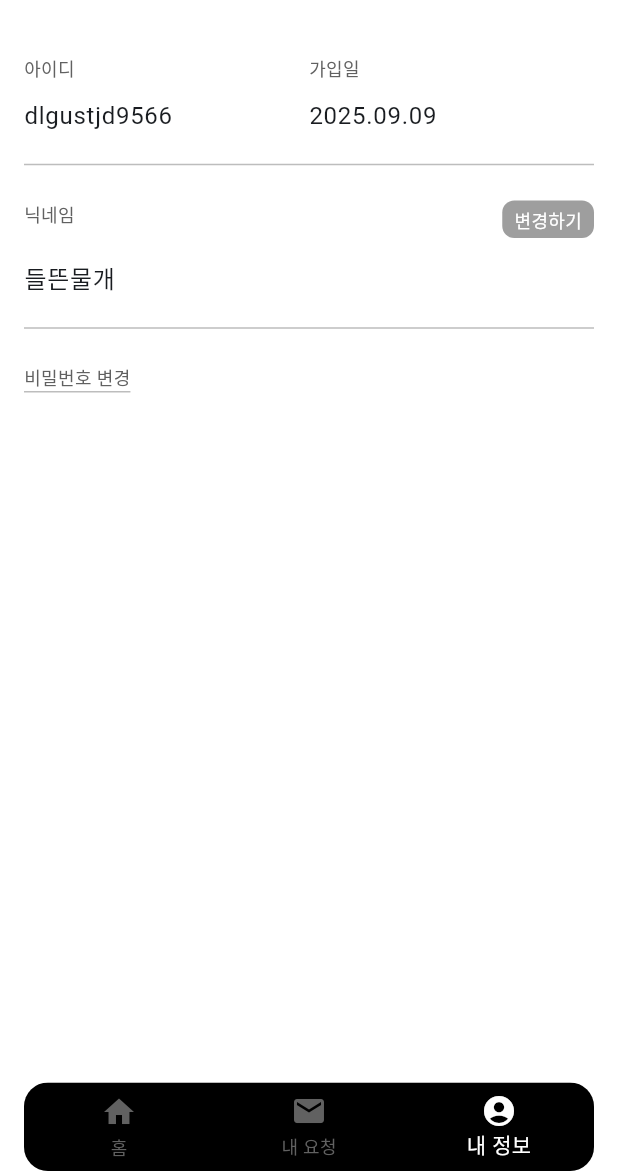
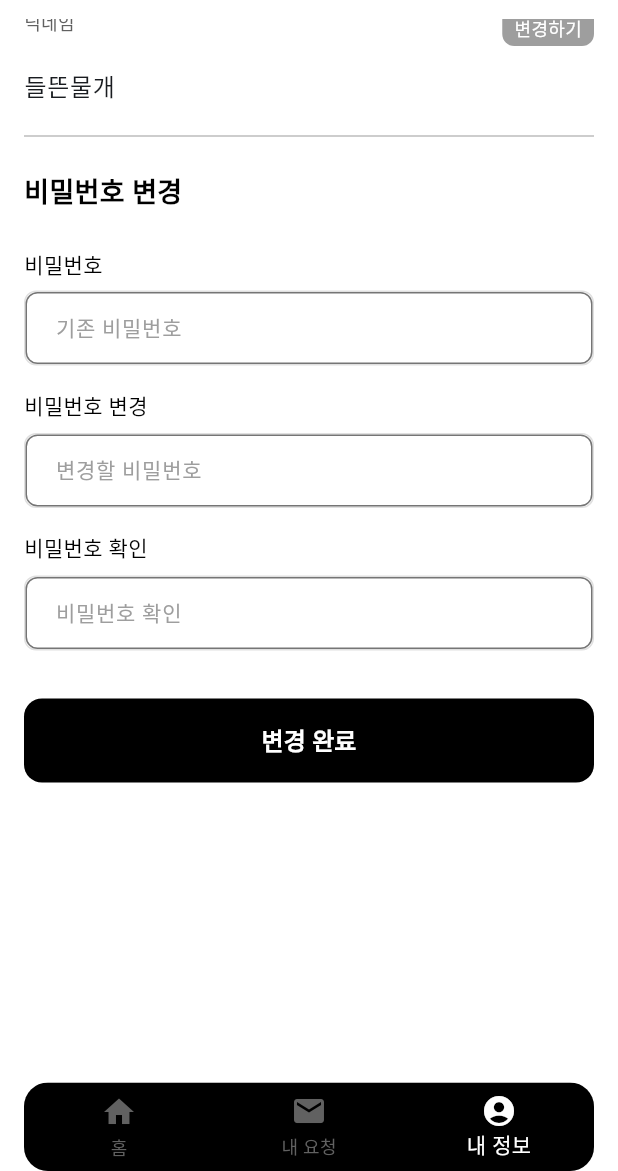
Before and after one commit to seong9566/ship_for, a Flutter app: the HomeView screen opened by its route, item 3 of the bottom bar chosen, after a tap on "비밀번호 변경", on a phone screen of 412 x 824 dp, the part 65-1236 px from its top. Run offline on Flutter 3.47's test engine with Material 3 defaults, Android fonts, the light colour scheme and no system bars; our stand-ins replace dio, flutter_riverpod, flutter_secure_storage, freezed_annotation, go_router, keyboard_actions and 1 more; accounts and stored records are empty.

Commit message:
feat: 프로필 화면에 비밀번호 변경 섹션 추가 및 스크롤 기능 구현

```diff
--- a/lib/features/profile/presentation/views/profile_view.dart
+++ b/lib/features/profile/presentation/views/profile_view.dart
@@ -2,6 +2,7 @@ import 'package:flutter/material.dart';
 import 'package:ship/core/theme/app_color.dart';
 import 'package:ship/features/profile/presentation/widgets/id_and_join_field.dart';
 import 'package:ship/features/profile/presentation/widgets/nickname_field.dart';
+import 'package:ship/features/profile/presentation/widgets/password_change_widget.dart';
 
 class ProfileView extends StatefulWidget {
   const ProfileView({super.key});
@@ -15,9 +16,42 @@ class _ProfileViewState extends State<ProfileView> {
   final joinDateController = TextEditingController(text: '2025.09.09');
   final nickNameController = TextEditingController(text: '들뜬물개');
 
+  final ScrollController _scrollController = ScrollController();
+  final GlobalKey _passwordSectionKey = GlobalKey();
+  bool isPasswordChangeVisible = false;
+
+  @override
+  void dispose() {
+    _scrollController.dispose();
+    super.dispose();
+  }
+
+  void _scrollToPasswordSection() {
+    WidgetsBinding.instance.addPostFrameCallback((_) {
+      Scrollable.ensureVisible(
+        _passwordSectionKey.currentContext!,
+        duration: Duration(milliseconds: 500),
+        curve: Curves.easeInOut,
+      );
+      // final RenderBox? renderBox =
+      //     _passwordSectionKey.currentContext?.findRenderObject() as RenderBox?;
+      // if (renderBox != null) {
+      //   final position = renderBox.localToGlobal(Offset.zero);
+      //   final scrollOffset = _scrollController.offset + position.dy - 50;
+      //   _scrollController.animateTo(
+      //     scrollOffset,
+      //     duration: Duration(milliseconds: 500),
+      //     curve: Curves.easeInOut,
+      //   );
+      // }
+    });
+  }
+
   @override
   Widget build(BuildContext context) {
-    return Padding(
+    return SingleChildScrollView(
+      controller: _scrollController,
+      child: Padding(
         padding: const EdgeInsets.symmetric(horizontal: 16),
         child: Column(
           mainAxisAlignment: MainAxisAlignment.start,
@@ -33,15 +67,30 @@ class _ProfileViewState extends State<ProfileView> {
             NicknameField(nickNameController: nickNameController),
             _divider(),
             SizedBox(height: 16),
-          _changePassword(),
+            Container(
+              key: _passwordSectionKey,
+              child: Column(
+                children: [
+                  if (!isPasswordChangeVisible) _changePassword(),
+                  if (isPasswordChangeVisible) PasswordChangeWidget(),
                 ],
+              ),
+            ),
+            SizedBox(height: 200), // 충분한 스크롤 여백 추가
+          ],
+        ),
       ),
     );
   }
 
   Widget _changePassword() {
     return GestureDetector(
-      onTap: () {},
+      onTap: () {
+        setState(() {
+          isPasswordChangeVisible = true;
+        });
+        _scrollToPasswordSection();
+      },
       child: Container(
         decoration: BoxDecoration(
           border: Border(bottom: BorderSide(color: grey400, width: 1)),
--- /dev/null
+++ b/lib/features/profile/presentation/widgets/password_change_widget.dart
@@ -0,0 +1,160 @@
+import 'package:flutter/material.dart';
+import 'package:ship/core/theme/app_color.dart';
+
+class PasswordChangeWidget extends StatefulWidget {
+  const PasswordChangeWidget({super.key});
+
+  @override
+  State<PasswordChangeWidget> createState() => _PasswordChangeWidgetState();
+}
+
+class _PasswordChangeWidgetState extends State<PasswordChangeWidget>
+    with SingleTickerProviderStateMixin {
+  final currentPasswordController = TextEditingController();
+  final newPasswordController = TextEditingController();
+  final confirmPasswordController = TextEditingController();
+
+  late AnimationController _animationController;
+  late Animation<Offset> _slideAnimation;
+  late Animation<double> _fadeAnimation;
+
+  @override
+  void initState() {
+    super.initState();
+    _animationController = AnimationController(
+      duration: const Duration(milliseconds: 400),
+      vsync: this,
+    );
+    _slideAnimation =
+        Tween<Offset>(begin: const Offset(0.0, -0.3), end: Offset.zero).animate(
+          CurvedAnimation(
+            parent: _animationController,
+            curve: Curves.easeOutCubic,
+          ),
+        );
+    _fadeAnimation = Tween<double>(begin: 0.0, end: 1.0).animate(
+      CurvedAnimation(parent: _animationController, curve: Curves.easeOut),
+    );
+
+    // 위젯이 생성되면 애니메이션 시작
+    WidgetsBinding.instance.addPostFrameCallback((_) {
+      _animationController.forward();
+    });
+  }
+
+  @override
+  void dispose() {
+    _animationController.dispose();
+    currentPasswordController.dispose();
+    newPasswordController.dispose();
+    confirmPasswordController.dispose();
+    super.dispose();
+  }
+
+  @override
+  Widget build(BuildContext context) {
+    return FadeTransition(
+      opacity: _fadeAnimation,
+      child: SlideTransition(
+        position: _slideAnimation,
+        child: Column(
+          crossAxisAlignment: CrossAxisAlignment.start,
+          children: [
+            Text(
+              '비밀번호 변경',
+              style: TextStyle(
+                fontSize: 18,
+                fontWeight: FontWeight.w600,
+                color: Colors.black,
+              ),
+            ),
+            SizedBox(height: 24),
+            _buildPasswordField(
+              controller: currentPasswordController,
+              label: '비밀번호',
+              hintText: '기존 비밀번호',
+            ),
+            SizedBox(height: 16),
+            _buildPasswordField(
+              controller: newPasswordController,
+              label: '비밀번호 변경',
+              hintText: '변경할 비밀번호',
+            ),
+            SizedBox(height: 16),
+            _buildPasswordField(
+              controller: confirmPasswordController,
+              label: '비밀번호 확인',
+              hintText: '비밀번호 확인',
+            ),
+            SizedBox(height: 32),
+            _buildCompleteButton(),
+          ],
+        ),
+      ),
+    );
+  }
+
+  Widget _buildPasswordField({
+    required TextEditingController controller,
+    required String label,
+    required String hintText,
+  }) {
+    return Column(
+      crossAxisAlignment: CrossAxisAlignment.start,
+      children: [
+        Text(
+          label,
+          style: TextStyle(
+            fontSize: 14,
+            fontWeight: FontWeight.w500,
+            color: Colors.black,
+          ),
+        ),
+        SizedBox(height: 8),
+        Container(
+          decoration: BoxDecoration(
+            border: Border.all(color: grey300, width: 1),
+            borderRadius: BorderRadius.circular(8),
+          ),
+          child: TextField(
+            controller: controller,
+            obscureText: true,
+            decoration: InputDecoration(
+              hintText: hintText,
+              hintStyle: TextStyle(fontSize: 14, color: grey500),
+              border: InputBorder.none,
+              contentPadding: EdgeInsets.symmetric(
+                horizontal: 16,
+                vertical: 12,
+              ),
+            ),
+          ),
+        ),
+      ],
+    );
+  }
+
+  Widget _buildCompleteButton() {
+    return SizedBox(
+      width: double.infinity,
+      child: ElevatedButton(
+        onPressed: () {
+          // TODO: 비밀번호 변경 API 호출
+          debugPrint('비밀번호 변경 완료');
+        },
+        style: ElevatedButton.styleFrom(
+          backgroundColor: Colors.black,
+          foregroundColor: Colors.white,
+          elevation: 0,
+          shape: RoundedRectangleBorder(
+            borderRadius: BorderRadius.circular(12),
+          ),
+        ),
+        child: Text(
+          '변경 완료',
+          style: TextStyle(fontSize: 16, fontWeight: FontWeight.w600),
+        ),
+      ),
+    );
+  }
+}
```
Also changed, not shown: 1 other file. Lines whose indentation alone changed are shown as unchanged.
